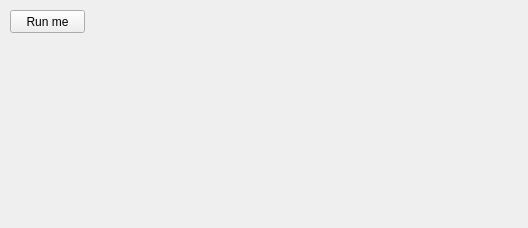
First picture: the form in example/mainwindow.ui, repository xfreebird/qwin7utils, before the edit.
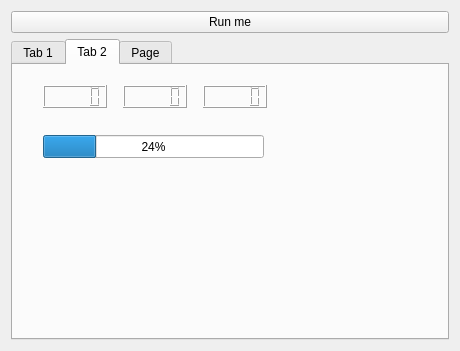
Second picture: the form after the edit. The open tabs and pages were chosen to show the change.

```diff
--- a/example/mainwindow.ui
+++ b/example/mainwindow.ui
@@ -6,27 +6,136 @@
    <rect>
     <x>0</x>
     <y>0</y>
-    <width>528</width>
-    <height>228</height>
+    <width>460</width>
+    <height>351</height>
    </rect>
   </property>
   <property name="windowTitle">
    <string>MainWindow</string>
   </property>
   <widget class="QWidget" name="centralWidget">
-   <widget class="QPushButton" name="pushButton">
-    <property name="geometry">
-     <rect>
-      <x>10</x>
-      <y>10</y>
-      <width>75</width>
-      <height>23</height>
-     </rect>
-    </property>
-    <property name="text">
-     <string>Run me</string>
-    </property>
-   </widget>
+   <layout class="QVBoxLayout" name="verticalLayout">
+    <item>
+     <widget class="QPushButton" name="pushButton">
+      <property name="text">
+       <string>Run me</string>
+      </property>
+     </widget>
+    </item>
+    <item>
+     <widget class="QTabWidget" name="tabWidget">
+      <property name="currentIndex">
+       <number>2</number>
+      </property>
+      <widget class="QWidget" name="tab">
+       <attribute name="title">
+        <string>Tab 1</string>
+       </attribute>
+       <layout class="QVBoxLayout" name="verticalLayout_2">
+        <item>
+         <widget class="QLabel" name="label">
+          <property name="text">
+           <string>TextLabel</string>
+          </property>
+         </widget>
+        </item>
+        <item>
+         <widget class="QLineEdit" name="lineEdit"/>
+        </item>
+        <item>
+         <widget class="QCalendarWidget" name="calendarWidget"/>
+        </item>
+       </layout>
+      </widget>
+      <widget class="QWidget" name="tab_2">
+       <attribute name="title">
+        <string>Tab 2</string>
+       </attribute>
+       <widget class="QLCDNumber" name="lcdNumber">
+        <property name="geometry">
+         <rect>
+          <x>30</x>
+          <y>20</y>
+          <width>64</width>
+          <height>23</height>
+         </rect>
+        </property>
+       </widget>
+       <widget class="QLCDNumber" name="lcdNumber_2">
+        <property name="geometry">
+         <rect>
+          <x>110</x>
+          <y>20</y>
+          <width>64</width>
+          <height>23</height>
+         </rect>
+        </property>
+       </widget>
+       <widget class="QLCDNumber" name="lcdNumber_3">
+        <property name="geometry">
+         <rect>
+          <x>190</x>
+          <y>20</y>
+          <width>64</width>
+          <height>23</height>
+         </rect>
+        </property>
+       </widget>
+       <widget class="QProgressBar" name="progressBar">
+        <property name="geometry">
+         <rect>
+          <x>30</x>
+          <y>70</y>
+          <width>221</width>
+          <height>23</height>
+         </rect>
+        </property>
+        <property name="value">
+         <number>24</number>
+        </property>
+       </widget>
+      </widget>
+      <widget class="QWidget" name="tab_3">
+       <attribute name="title">
+        <string>Page</string>
+       </attribute>
+       <widget class="QDial" name="dial">
+        <property name="geometry">
+         <rect>
+          <x>30</x>
+          <y>50</y>
+          <width>81</width>
+          <height>71</height>
+         </rect>
+        </property>
+       </widget>
+       <widget class="QLCDNumber" name="lcdNumber_4">
+        <property name="geometry">
+         <rect>
+          <x>160</x>
+          <y>40</y>
+          <width>64</width>
+          <height>23</height>
+         </rect>
+        </property>
+       </widget>
+       <widget class="QProgressBar" name="progressBar_2">
+        <property name="geometry">
+         <rect>
+          <x>150</x>
+          <y>90</y>
+          <width>118</width>
+          <height>23</height>
+         </rect>
+        </property>
+        <property name="value">
+         <number>24</number>
+        </property>
+       </widget>
+      </widget>
+     </widget>
+    </item>
+   </layout>
   </widget>
  </widget>
  <layoutdefault spacing="6" margin="11"/>
```
